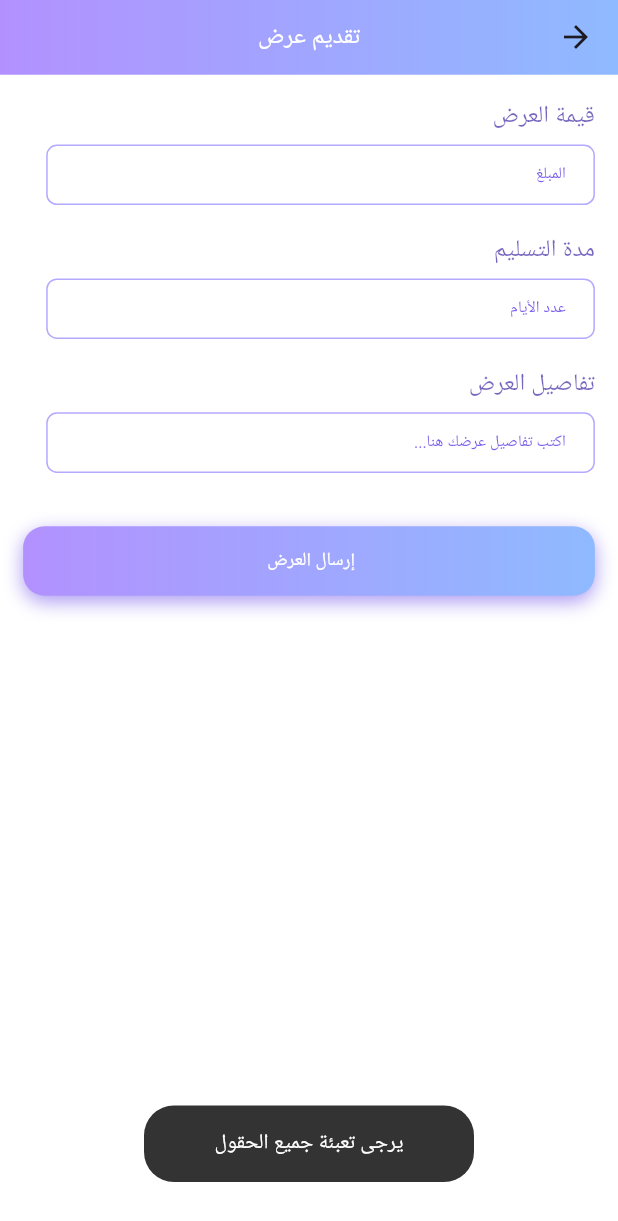
After one commit to huda1612/freelancing_app, a Flutter app: the SubmitOfferView screen opened directly, after a tap on "إرسال العرض", on a phone screen of 412 x 824 dp. The commit adds this screen. Shown: the top 1221 px of the screen. Run offline on Flutter 3.47's test engine with Material 3 defaults, Android fonts, the phone set to English and light mode, and no system bars; our stand-ins replace cached_network_image, cloud_firestore, country_code_picker, dartz, firebase_auth, firebase_core and 8 more; accounts and stored records are empty; statements that could not run were skipped.

Commit message:
add offer submit page

```diff
--- a/freelancing_app/lib/core/constants/app_pages.dart
+++ b/freelancing_app/lib/core/constants/app_pages.dart
@@ -7,6 +7,8 @@ import 'package:freelancing_platform/core/bindings/splash_binding.dart';
 import 'package:freelancing_platform/core/general_controllers.dart/image_upload_controller.dart';
 import 'package:freelancing_platform/core/middleware/admin_middleware.dart';
 import 'package:freelancing_platform/core/middleware/auth_middleware.dart';
+import 'package:freelancing_platform/views/offer_section/offer_controller/submit_offer_controller.dart';
+import 'package:freelancing_platform/views/offer_section/offer_view/submit_offer_view.dart';
 import 'package:freelancing_platform/views/profile_section/profile_controllers/profile_controller.dart';
 import 'package:freelancing_platform/views/profile_section/profile_controllers/work_details_controller.dart';
 import 'package:freelancing_platform/views/profile_section/profile_views/personal_info_view.dart';
@@ -222,28 +224,28 @@ class AppPages {
     ),
 
     GetPage(
+      name: AppRoutes.searchPage,
+      page: () => SearchView(),
+    ),
+
+    //**********************************************project pages****************************************
+
+    GetPage(
       name: AppRoutes.createProject,
       page: () => CreateProjectView(),
       binding: BindingsBuilder(() {
         Get.lazyPut(() => CreateProjectController());
       }),
-      // binding: ProjectBinding(),
-      // middlewares: [AuthMiddleware()],
+      middlewares: [AuthMiddleware()],
     ),
 
-     GetPage(
-      name: AppRoutes.searchPage,
-      page: () => SearchView(),
-
-     // middlewares: [AuthMiddleware()],
-    ),
     GetPage(
-  name: AppRoutes.browseProjects,
-  page: () => BrowseProjectsView(),
-  binding: BindingsBuilder(() {
-    Get.lazyPut(() => BrowseProjectsController());
-  }),
-),
+        name: AppRoutes.browseProjects,
+        page: () => BrowseProjectsView(),
+        binding: BindingsBuilder(() {
+          Get.lazyPut(() => BrowseProjectsController());
+        }),
+        middlewares: [AuthMiddleware()]),
 
     GetPage(
       name: AppRoutes.projectDetails,
@@ -252,7 +254,17 @@ class AppPages {
         Get.lazyPut(() => ProjectDetailsController());
       }),
       // binding: ProjectBinding(),
-      // middlewares: [AuthMiddleware()],
+      middlewares: [AuthMiddleware()],
+    ),
+
+    //**********************************************offer pages****************************************
+    GetPage(
+      name: AppRoutes.submitOffer,
+      page: () => SubmitOfferView(),
+      binding: BindingsBuilder(() {
+        Get.lazyPut(() => SubmitOfferController());
+      }),
+      middlewares: [AuthMiddleware()],
     ),
 
     //********************************************************************************************************
--- a/freelancing_app/lib/core/constants/app_routes.dart
+++ b/freelancing_app/lib/core/constants/app_routes.dart
@@ -37,12 +37,7 @@ class AppRoutes {
   static const personalInfo = '/personal_info';
   static const workDetails = '/work_details';
 
-
-
-  static const searchPage  = '/search_page';
-
-
-
+  static const searchPage = '/search_page';
 
   //skills routes
   static const skillsSelection = '/skills_selection';
@@ -52,5 +47,8 @@ class AppRoutes {
   static const browseProjects = '/browse_projects';
   static const projectDetails = '/project_details';
 
+  //offers routes
+  static const submitOffer = '/submit_offer';
+
   //settings routes
 }
--- a/freelancing_app/lib/main.dart
+++ b/freelancing_app/lib/main.dart
@@ -43,9 +43,9 @@ class MyApp extends StatelessWidget {
 
           // initialRoute: AppRoutes.splash,
 
-          initialRoute: AppRoutes.projectDetails,
+          // initialRoute: AppRoutes.projectDetails,
           // initialRoute: AppRoutes.createProject,
-          // initialRoute: AppRoutes.pending,
+          initialRoute: AppRoutes.submitOffer,
           // initialRoute: AppRoutes.rejected,
           // initialRoute: AppRoutes.approved
           // initialRoute: AppRoutes.freelancerWorkAndCertificates,
--- /dev/null
+++ b/freelancing_app/lib/views/offer_section/offer_controller/submit_offer_controller.dart
@@ -0,0 +1,85 @@
+import 'package:flutter/material.dart';
+import 'package:freelancing_platform/core/utils/helper_function/normalize_numbers.dart';
+import 'package:freelancing_platform/core/widgets/custom_snackbar.dart';
+import 'package:get/get.dart';
+
+class SubmitOfferController extends GetxController {
+  // Controllers for text fields
+  final TextEditingController priceController = TextEditingController();
+  final TextEditingController durationController = TextEditingController();
+  final TextEditingController detailsController = TextEditingController();
+  double projectBudget = 0;
+  int projectDurationDays = 0;
+  // Loading state
+  bool submitLoading = false;
+
+  @override
+  void onInit() {
+    super.onInit();
+    projectBudget = Get.arguments?["projectBudget"];
+    projectDurationDays = Get.arguments?["projectDurationDays"];
+  }
+
+  // Submit offer function
+  Future<void> submitOffer() async {
+    final price = priceController.text.trim();
+    final duration = durationController.text.trim();
+    final details = detailsController.text.trim();
+
+    // Validation
+    if (price.isEmpty || duration.isEmpty || details.isEmpty) {
+      customSnackbar(
+        message: "يرجى تعبئة جميع الحقول",
+      );
+      return;
+    }
+
+    submitLoading = true;
+
+    customSnackbar(
+      message: "تم تقديم العرض بنجاح",
+    );
+
+    // Clear fields after success
+    priceController.clear();
+    durationController.clear();
+    detailsController.clear();
+
+    submitLoading = false;
+  }
+
+  String? priceValidation(String? val) {
+    if (val == null || val.trim().isEmpty) {
+      return "يجب ادخال قيمة مبلغ العرض";
+    }
+    final parsed = double.tryParse(normalizeNumbers(val.trim()));
+    if (parsed == null || parsed <= 0) {
+      return 'العرض يجب أن يكون رقمًا أكبر من 0';
+    }
+    if (parsed > projectBudget) {
+      return 'يجب ان لا يتجاوز العرض قيمة ميزانية المشروع وهي $projectBudget';
+    }
+    return null;
+  }
+  //   String? validateBudget(String? value) {
+  //   final emptyError = validateRequired(value, 'الميزانية');
+  //   if (emptyError != null) return emptyError;
+  //   // final parsed = double.tryParse(value!.trim());
+  //   final parsed = double.tryParse(_normalizeNumbers(value!.trim()));
+  //   if (parsed == null || parsed <= 0) {
+  //     return 'الميزانية يجب أن تكون رقمًا أكبر من 0';
+  //   }
+  //   return null;
+  // }
+
+  String? durationValidation(String? val) {}
+  String? descriptionValidation(String? val) {}
+
+  @override
+  void onClose() {
+    priceController.dispose();
+    durationController.dispose();
+    detailsController.dispose();
+    super.onClose();
+  }
+}
--- /dev/null
+++ b/freelancing_app/lib/views/offer_section/offer_view/submit_offer_view.dart
@@ -0,0 +1,97 @@
+import 'package:flutter/material.dart';
+import 'package:flutter_screenutil/flutter_screenutil.dart';
+import 'package:freelancing_platform/core/constants/app_colors.dart';
+import 'package:freelancing_platform/core/constants/app_spaces.dart';
+import 'package:freelancing_platform/core/constants/app_text_styles.dart';
+import 'package:freelancing_platform/core/widgets/custom_app_bar.dart';
+import 'package:freelancing_platform/core/widgets/custom_button.dart';
+import 'package:freelancing_platform/core/widgets/custom_text_field.dart';
+import 'package:freelancing_platform/views/offer_section/offer_controller/submit_offer_controller.dart';
+import 'package:get/get.dart';
+
+class SubmitOfferView extends StatelessWidget {
+  SubmitOfferView({super.key});
+
+  final SubmitOfferController controller = Get.find<SubmitOfferController>();
+
+  @override
+  Widget build(BuildContext context) {
+    return Scaffold(
+      backgroundColor: AppColors.white,
+      appBar: CustomAppBar(
+        title: 'تقديم عرض',
+        backgroundGradient: AppColors.gradientColor,
+      ),
+      body: SafeArea(
+        top: false,
+        child: SingleChildScrollView(
+          padding: EdgeInsets.all(AppSpaces.paddingMedium),
+          child: Column(
+            crossAxisAlignment: CrossAxisAlignment.start,
+            children: [
+              _SectionTitle(text: 'قيمة العرض'),
+              CustomTextField(
+                controller: controller.priceController,
+                hintText: 'المبلغ',
+                validator: (val) => controller.priceValidation(val),
+                keyboardType: const TextInputType.numberWithOptions(
+                  decimal: true,
+                ),
+                // prefixText: r'$ ',
+              ),
+              SizedBox(height: AppSpaces.heightMedium2),
+              _SectionTitle(text: 'مدة التسليم'),
+              CustomTextField(
+                controller: controller.durationController,
+                hintText: 'عدد الأيام',
+                validator: (val) => controller.durationValidation(val),
+                keyboardType: TextInputType.number,
+                prefixIcon: Icon(
+                  Icons.timer_outlined,
+                  color: AppColors.vividPurple,
+                  size: 22.w,
+                ),
+              ),
+              SizedBox(height: AppSpaces.heightMedium2),
+              _SectionTitle(text: 'تفاصيل العرض'),
+              CustomTextField(
+                controller: controller.detailsController,
+                hintText: 'اكتب تفاصيل عرضك هنا...',
+                validator: (val) => controller.descriptionValidation(val),
+                keyboardType: TextInputType.number,
+              ),
+              SizedBox(height: AppSpaces.heightLarge1),
+              Obx(
+                () => CustomButton(
+                  text: 'إرسال العرض ',
+                  onTap: controller.submitOffer,
+                  isLoading: controller.submitLoading,
+                  gradient: AppColors.gradientColor,
+                ),
+              ),
+            ],
+          ),
+        ),
+      ),
+    );
+  }
+}
+
+class _SectionTitle extends StatelessWidget {
+  const _SectionTitle({required this.text});
+
+  final String text;
+
+  @override
+  Widget build(BuildContext context) {
+    return Padding(
+      padding: EdgeInsets.only(bottom: 8.h),
+      child: Text(
+        text,
+        style: AppTextStyles.subheading.copyWith(
+          color: AppColors.darkPurple,
+        ),
+      ),
+    );
+  }
+}
--- a/freelancing_app/lib/views/user_request_section/request_view/freelancer_request_views/freelancer_account_info_view.dart
+++ b/freelancing_app/lib/views/user_request_section/request_view/freelancer_request_views/freelancer_account_info_view.dart
@@ -95,7 +95,7 @@ class FreelancerAccountInfoView extends StatelessWidget {
                                                   key: ValueKey(
                                                     '${controller.specializationDropdownValue}_${controller.allSpecializations.length}',
                                                   ),
-                                                  initialValue: controller
+                                                  value: controller
                                                       .specializationDropdownValue,
                                                   isExpanded: true,
                                                   decoration: unifiedDecoration(
```
Also changed, not shown: freelancing_app/lib/core/utils/helper_function/normalize_numbers.dart (added, +10 -0 lines), freelancing_app/lib/core/widgets/birth_date_field.dart (+4 -4 lines), freelancing_app/lib/data/services/project_service.dart (+13 -0 lines), freelancing_app/lib/views/project_section/project_controller/browse_projects_controller.dart (+23 -17 lines), freelancing_app/lib/views/project_section/project_controller/create_project_controller.dart (+13 -12 lines), freelancing_app/lib/views/project_section/project_controller/project_details_controller.dart (+5 -18 lines), freelancing_app/lib/views/project_section/project_views/bowse_projects_view.dart (+15 -7 lines), freelancing_app/lib/views/project_section/project_widgets/project_card.dart (+20 -21 lines), freelancing_app/lib/views/search_section/search_controllers/search_controller.dart (+4 -3 lines), freelancing_app/lib/views/search_section/search_views/search_view.dart (+3 -9 lines), freelancing_app/lib/views/search_section/search_widgets/search_option_card.dart (+4 -6 lines).
